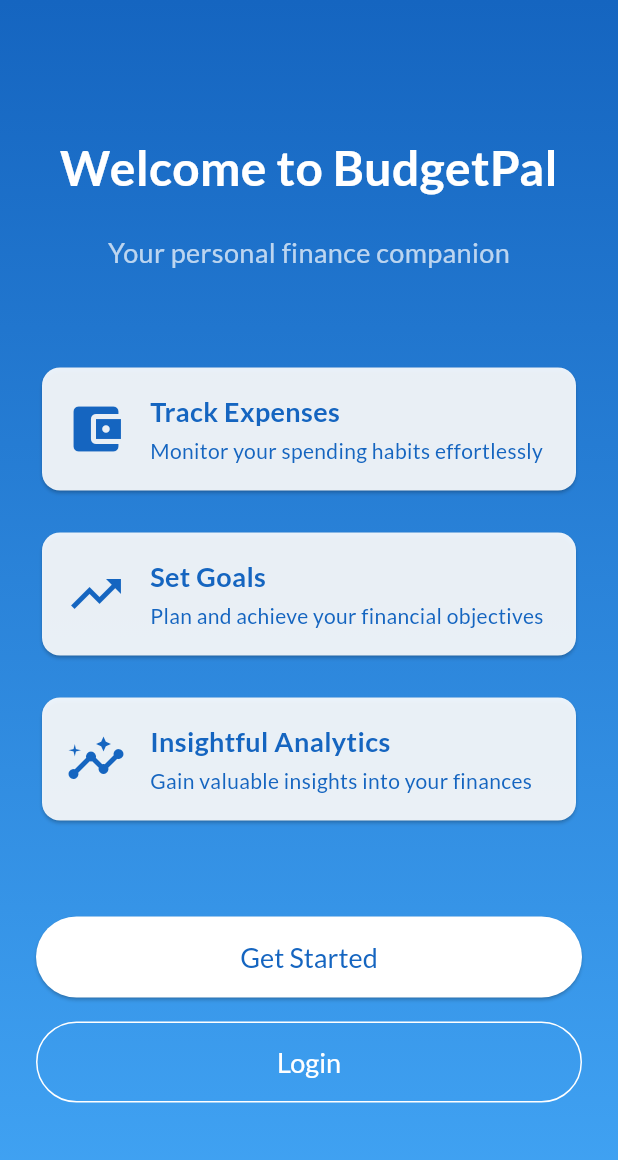
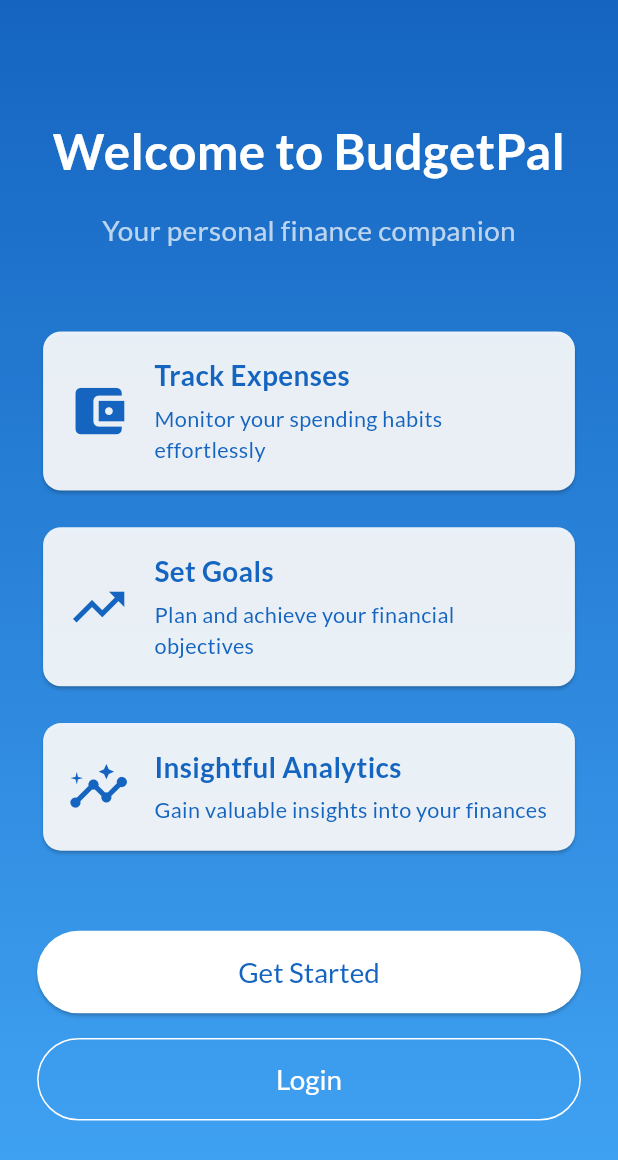
Before and after one commit to KeithMuwanguzi/BudgetPal_FrontEnd_Flutter, a Flutter app: the screen it shows after launch, on a phone screen of 412 x 824 dp. Shown: the top 1160 px of the screen. Run offline on Flutter 3.47's test engine with Material 3 defaults, Android fonts, the phone set to English and light mode, and no system bars; our stand-ins replace fl_chart, google_fonts, shared_preferences.

Commit message:
Welcome Responsiveness

```diff
--- a/lib/features/home/welcome.dart
+++ b/lib/features/home/welcome.dart
@@ -8,6 +8,8 @@ class WelcomePage extends StatelessWidget {
 
   @override
   Widget build(BuildContext context) {
+    final Size size = MediaQuery.of(context).size;
+
     return Scaffold(
       body: Container(
         decoration: BoxDecoration(
@@ -19,7 +21,7 @@ class WelcomePage extends StatelessWidget {
         ),
         child: SafeArea(
           child: Padding(
-            padding: const EdgeInsets.symmetric(horizontal: 24.0),
+            padding: EdgeInsets.symmetric(horizontal: size.width * 0.06),
             child: Column(
               mainAxisAlignment: MainAxisAlignment.center,
               crossAxisAlignment: CrossAxisAlignment.stretch,
@@ -27,40 +29,43 @@ class WelcomePage extends StatelessWidget {
                 Text(
                   'Welcome to BudgetPal',
                   style: GoogleFonts.lato(
-                    fontSize: 32,
+                    fontSize: size.width * 0.08,
                     fontWeight: FontWeight.bold,
                     color: Colors.white,
                   ),
                   textAlign: TextAlign.center,
                 ),
-                const SizedBox(height: 20),
+                SizedBox(height: size.height * 0.02),
                 Text(
                   'Your personal finance companion',
                   style: GoogleFonts.lato(
-                    fontSize: 18,
+                    fontSize: size.width * 0.045,
                     color: Colors.white70,
                   ),
                   textAlign: TextAlign.center,
                 ),
-                const SizedBox(height: 60),
+                SizedBox(height: size.height * 0.06),
                 _buildInfoCard(
+                  size: size,
                   icon: Icons.account_balance_wallet,
                   title: 'Track Expenses',
                   description: 'Monitor your spending habits effortlessly',
                 ),
-                const SizedBox(height: 20),
+                SizedBox(height: size.height * 0.02),
                 _buildInfoCard(
+                  size: size,
                   icon: Icons.trending_up,
                   title: 'Set Goals',
                   description: 'Plan and achieve your financial objectives',
                 ),
-                const SizedBox(height: 20),
+                SizedBox(height: size.height * 0.02),
                 _buildInfoCard(
+                  size: size,
                   icon: Icons.insights,
                   title: 'Insightful Analytics',
                   description: 'Gain valuable insights into your finances',
                 ),
-                const SizedBox(height: 60),
+                SizedBox(height: size.height * 0.06),
                 ElevatedButton(
                   onPressed: () {
                     Navigator.push(
@@ -71,12 +76,12 @@ class WelcomePage extends StatelessWidget {
                   style: ElevatedButton.styleFrom(
                     foregroundColor: Colors.blue[800],
                     backgroundColor: Colors.white,
-                    padding: const EdgeInsets.symmetric(vertical: 16),
-                    textStyle: GoogleFonts.lato(fontSize: 18),
+                    padding: EdgeInsets.symmetric(vertical: size.height * 0.02),
+                    textStyle: GoogleFonts.lato(fontSize: size.width * 0.045),
                   ),
                   child: const Text('Get Started'),
                 ),
-                const SizedBox(height: 16),
+                SizedBox(height: size.height * 0.02),
                 OutlinedButton(
                   onPressed: () {
                     Navigator.push(
@@ -87,8 +92,8 @@ class WelcomePage extends StatelessWidget {
                   style: OutlinedButton.styleFrom(
                     foregroundColor: Colors.white,
                     side: const BorderSide(color: Colors.white),
-                    padding: const EdgeInsets.symmetric(vertical: 16),
-                    textStyle: GoogleFonts.lato(fontSize: 18),
+                    padding: EdgeInsets.symmetric(vertical: size.height * 0.02),
+                    textStyle: GoogleFonts.lato(fontSize: size.width * 0.045),
                   ),
                   child: const Text('Login'),
                 ),
@@ -100,18 +105,20 @@ class WelcomePage extends StatelessWidget {
     );
   }
 
-  Widget _buildInfoCard(
-      {required IconData icon,
-      required String title,
-      required String description}) {
+  Widget _buildInfoCard({
+    required Size size,
+    required IconData icon,
+    required String title,
+    required String description,
+  }) {
     return Card(
       color: Colors.white.withOpacity(0.9),
       child: Padding(
-        padding: const EdgeInsets.all(16.0),
+        padding: EdgeInsets.all(size.width * 0.04),
         child: Row(
           children: [
-            Icon(icon, size: 40, color: Colors.blue[800]),
-            const SizedBox(width: 16),
+            Icon(icon, size: size.width * 0.1, color: Colors.blue[800]),
+            SizedBox(width: size.width * 0.04),
             Expanded(
               child: Column(
                 crossAxisAlignment: CrossAxisAlignment.start,
@@ -119,16 +126,16 @@ class WelcomePage extends StatelessWidget {
                   Text(
                     title,
                     style: GoogleFonts.lato(
-                      fontSize: 18,
+                      fontSize: size.width * 0.045,
                       fontWeight: FontWeight.bold,
                       color: Colors.blue[800],
                     ),
                   ),
-                  const SizedBox(height: 4),
+                  SizedBox(height: size.height * 0.005),
                   Text(
                     description,
                     style: GoogleFonts.lato(
-                      fontSize: 14,
+                      fontSize: size.width * 0.035,
                       color: Colors.blue[800],
                     ),
                   ),
```
